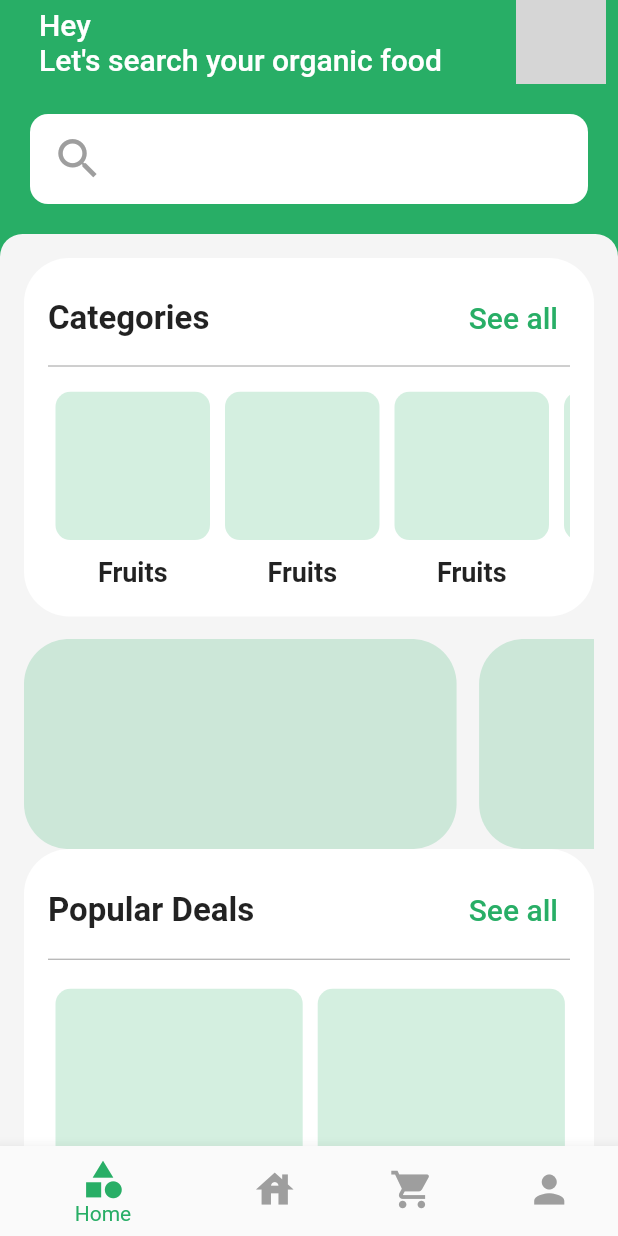
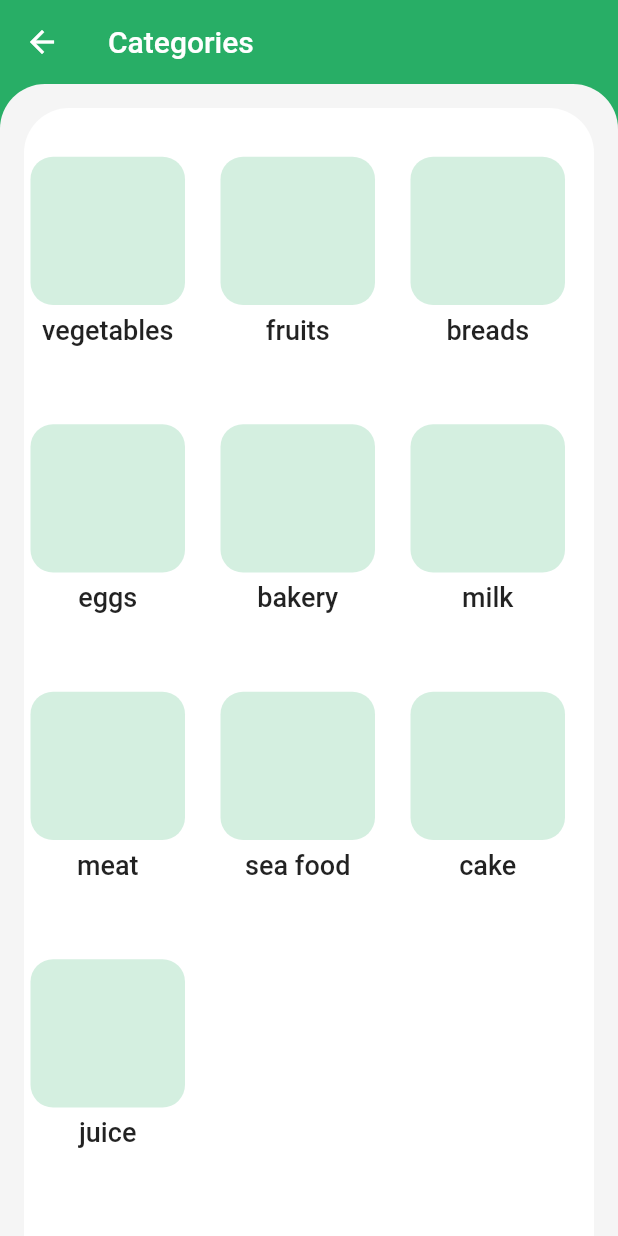
Before and after one commit to mehulsxn/Organic--basket, a Flutter app: the screen it shows after launch, after a tap on "See all", on a phone screen of 412 x 824 dp. Run offline on Flutter 3.47's test engine with Material 2 defaults, Android fonts, the phone set to English and light mode, and no system bars; network calls fail; grey boxes are pictures that could not be loaded.

Commit message:
added models and other categories for see all items

```diff
--- a/e_commerce_app/lib/data/data.dart
+++ b/e_commerce_app/lib/data/data.dart
@@ -1,3 +1,4 @@
+import 'package:e_commerce_app/models/models.dart';
 import 'package:e_commerce_app/widgets/popularitem.dart';
 import 'package:flutter/material.dart';
 import '../widgets/cateogry_item.dart';
@@ -5,11 +6,18 @@ import '../widgets/offer.dart';
 
 class Data {
   static final categories = [
-    CategoryItem(),
-    CategoryItem(),
-    CategoryItem(),
-    CategoryItem(),
-    CategoryItem(),
+
+    Category(title: 'vegetables', id: 1, image: ''),
+    Category(title: 'fruits', id: 2, image: ''),
+    Category(title: 'breads', id: 3, image: ''),
+    Category(title: 'eggs', id: 4, image: ''),
+    Category(title: 'bakery', id: 5, image: ''),
+    Category(title: 'milk', id: 6, image: ''),
+    Category(title: 'meat', id: 7, image: ''),
+    Category(title: 'sea food', id: 8, image: ''),
+    Category(title: 'cake', id: 9, image: ''),
+    Category(title: 'juice', id: 10, image: ''),
+
   ];
   static final offers = [
     Offers(),
--- a/e_commerce_app/lib/main.dart
+++ b/e_commerce_app/lib/main.dart
@@ -1,3 +1,4 @@
+import 'package:e_commerce_app/screens/categories_screen.dart';
 import 'package:e_commerce_app/screens/home_screen.dart';
 import 'package:e_commerce_app/screens/login_screen.dart';
 import 'package:e_commerce_app/screens/signup_screen.dart';
@@ -17,6 +18,7 @@ class MyApp extends StatelessWidget {
         './welcome-screen': (ctx) => WelcomeScreen(),
         './login-screen': (ctx) => LoginScreen(),
         './sign-up-screen': (ctx) => SignupScreen(),
+        './categories-screen': (ctx) => CategoriesScreen(),
       },
     );
   }
--- /dev/null
+++ b/e_commerce_app/lib/models/models.dart
@@ -0,0 +1,7 @@
+class Category {
+  final int id;
+  final String title;
+  final String image;
+
+  Category({required this.title, required this.id, required this.image});
+}
--- /dev/null
+++ b/e_commerce_app/lib/screens/categories_screen.dart
@@ -0,0 +1,49 @@
+import 'package:e_commerce_app/data/data.dart';
+import 'package:e_commerce_app/widgets/cateogry_item.dart';
+import 'package:e_commerce_app/widgets/constant.dart';
+import 'package:flutter/material.dart';
+
+class CategoriesScreen extends StatelessWidget {
+  @override
+  Widget build(BuildContext context) {
+    final mq = MediaQuery.of(context).size;
+    return Scaffold(
+      backgroundColor: KPrimaryColor,
+      appBar: AppBar(
+        backgroundColor: KPrimaryColor,
+        elevation: 0,
+        title: Text('Categories'),
+      ),
+      body: SingleChildScrollView(
+        child: Column(
+          children: [
+            Container(
+              height: mq.height,
+              padding: EdgeInsets.all(16),
+              decoration: BoxDecoration(
+                  color: Colors.grey[100],
+                  borderRadius: BorderRadius.only(
+                      topLeft: Radius.circular(30),
+                      topRight: Radius.circular(30))),
+              child: Container(
+                decoration: BoxDecoration(
+                    color: Colors.white,
+                    borderRadius: BorderRadius.only(
+                        topLeft: Radius.circular(30),
+                        topRight: Radius.circular(30))),
+                child: GridView.builder(
+                  gridDelegate: SliverGridDelegateWithFixedCrossAxisCount(
+                      crossAxisCount: 3,
+                      mainAxisSpacing: 20,
+                      childAspectRatio: 0.8),
+                  itemBuilder: (ctx, index) => CategoryItem(title: Data.categories[index].title,),
+                  itemCount: Data.categories.length,
+                ),
+              ),
+            ),
+          ],
+        ),
+      ),
+    );
+  }
+}
--- a/e_commerce_app/lib/screens/home_screen.dart
+++ b/e_commerce_app/lib/screens/home_screen.dart
@@ -1,4 +1,5 @@
 import 'package:e_commerce_app/data/data.dart';
+import 'package:e_commerce_app/widgets/cateogry_item.dart';
 import 'package:e_commerce_app/widgets/constant.dart';
 import 'package:flutter/cupertino.dart';
 import 'package:flutter/material.dart';
@@ -46,7 +47,7 @@ class HomeScreen extends StatelessWidget {
               ),
               child: Column(
                 children: [
-                  buildCategoriesContainer(mq),
+                  buildCategoriesContainer(mq,context),
                   SizedBox(
                     height: 15,
                   ),
@@ -85,7 +86,7 @@ class HomeScreen extends StatelessWidget {
     );
   }
 
-  Widget buildCategoriesContainer(Size mq) {
+  Widget buildCategoriesContainer(Size mq,BuildContext context) {
     return Container(
       padding: EdgeInsets.all(16),
       height: mq.height * 0.29,
@@ -101,7 +102,9 @@ class HomeScreen extends StatelessWidget {
                 style: TextStyle(fontWeight: FontWeight.bold, fontSize: 22),
               ),
               TextButton(
-                onPressed: () {},
+                onPressed: () {
+                  Navigator.of(context).pushNamed('./categories-screen');
+                },
                 child: Text(
                   'See all',
                   style: TextStyle(fontSize: 20, color: KPrimaryColor),
@@ -118,7 +121,7 @@ class HomeScreen extends StatelessWidget {
               shrinkWrap: true,
               scrollDirection: Axis.horizontal,
               itemCount: Data.categories.length,
-              itemBuilder: (ctx, index) => Data.categories[index],
+              itemBuilder: (ctx, index) => CategoryItem(title: Data.categories[index].title,),
             ),
           ),
         ],
--- a/e_commerce_app/lib/widgets/cateogry_item.dart
+++ b/e_commerce_app/lib/widgets/cateogry_item.dart
@@ -1,32 +1,45 @@
 import 'package:e_commerce_app/widgets/constant.dart';
 import 'package:flutter/material.dart';
+import '../screens/categories_item_screen.dart';
 
-class CategoryItem extends StatelessWidget{
+class CategoryItem extends StatelessWidget {
+  final String title;
+
+  CategoryItem({required this.title});
 
   @override
   Widget build(BuildContext context) {
     final mq = MediaQuery.of(context).size;
-    return Column(
+    return GestureDetector(
+      onTap: () {
+        Navigator.of(context)
+            .push(MaterialPageRoute(builder: (ctx) =>CategoriesItemScreen(title: title,)
+        ),
+        );
+      },
+      child: Container(
+        margin: EdgeInsets.only(right: 15),
+        child: Column(
           mainAxisAlignment: MainAxisAlignment.end,
           children: [
             Container(
-          margin: EdgeInsets.all(5),
               height: mq.height * 0.12,
               width: mq.width * 0.25,
               decoration: BoxDecoration(
                 color: KPrimaryColor.withOpacity(0.2),
-            borderRadius: BorderRadius.circular(10),
+                borderRadius: BorderRadius.circular(15),
               ),
             ),
             Padding(
               padding: const EdgeInsets.only(top: 6.0),
               child: Text(
-            'Fruits',
-            style:
-            TextStyle(fontSize: 18, fontWeight: FontWeight.bold),
+                title,
+                style: TextStyle(fontSize: 18, fontWeight: FontWeight.w500),
               ),
             )
           ],
+        ),
+      ),
     );
   }
 }
```
Also changed, not shown: e_commerce_app/lib/models/product_model.dart (added, +15 -0 lines), e_commerce_app/lib/screens/categories_item_screen.dart (added, +62 -0 lines), e_commerce_app/lib/widgets/products.dart (added, +65 -0 lines). Lines whose indentation alone changed are shown as unchanged.
